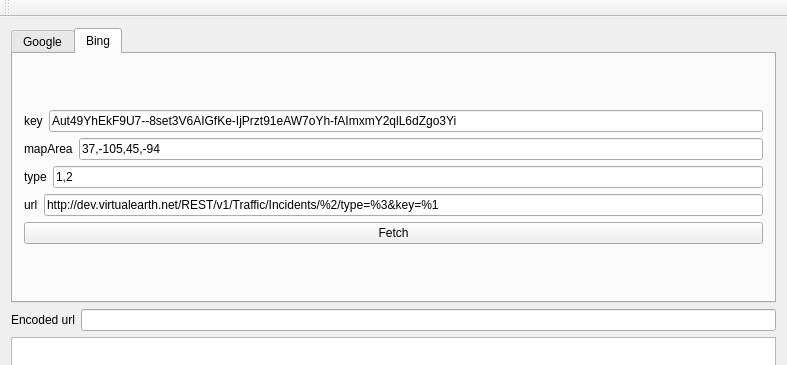
The window that mainwindow.ui (whichwaytoday/apiexplorer) describes before a commit, drawn with Qt 5; both pictures show x 0 to 787 and y 0 to 365 of the 787 by 617 pixel window.
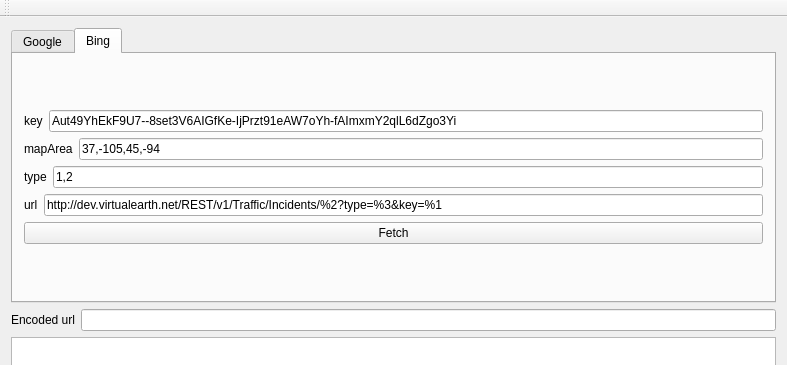
The same window after the commit.

Commit message: fixed bug in bing url

```diff
--- a/mainwindow.ui
+++ b/mainwindow.ui
@@ -199,7 +199,7 @@
               <item>
                <widget class="QLineEdit" name="_bingUrl">
                 <property name="text">
-                 <string>http://dev.virtualearth.net/REST/v1/Traffic/Incidents/%2/type=%3&amp;key=%1</string>
+                 <string>http://dev.virtualearth.net/REST/v1/Traffic/Incidents/%2?type=%3&amp;key=%1</string>
                 </property>
                </widget>
               </item>
```
